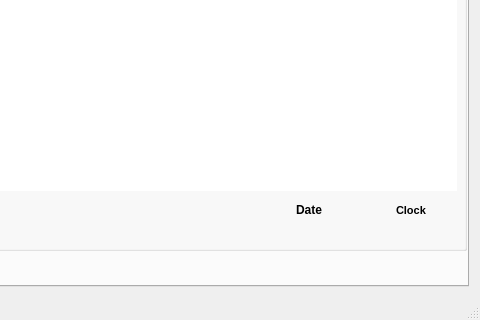
Before: the Qt Designer form mainwindow.ui in hrafnhildurs/skil3, drawn with Qt 5; both pictures show x 127 to 607 and y 304 to 624 of the 607 by 624 pixel window.
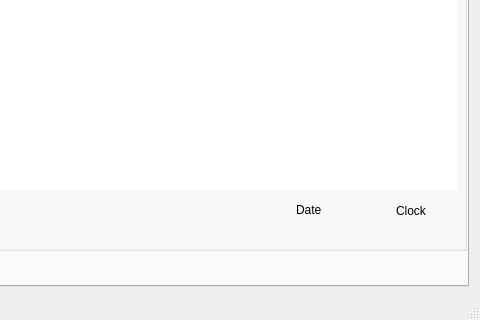
After: the same form once the commit is applied. Icons and pictures are not drawn.

Commit message: klukka ekki lengur bold

Diff of the .ui file:
```diff
--- a/mainwindow.ui
+++ b/mainwindow.ui
@@ -1204,13 +1204,6 @@
            <height>21</height>
           </rect>
          </property>
-         <property name="font">
-          <font>
-           <pointsize>8</pointsize>
-           <weight>75</weight>
-           <bold>true</bold>
-          </font>
-         </property>
          <property name="text">
           <string>Clock</string>
          </property>
@@ -1224,12 +1217,6 @@
            <height>20</height>
           </rect>
          </property>
-         <property name="font">
-          <font>
-           <weight>75</weight>
-           <bold>true</bold>
-          </font>
-         </property>
          <property name="text">
           <string>Date</string>
          </property>
```
Left out of the diff: 60 changed lines with no effect on the pictures. The commit also changes 7 other files.
